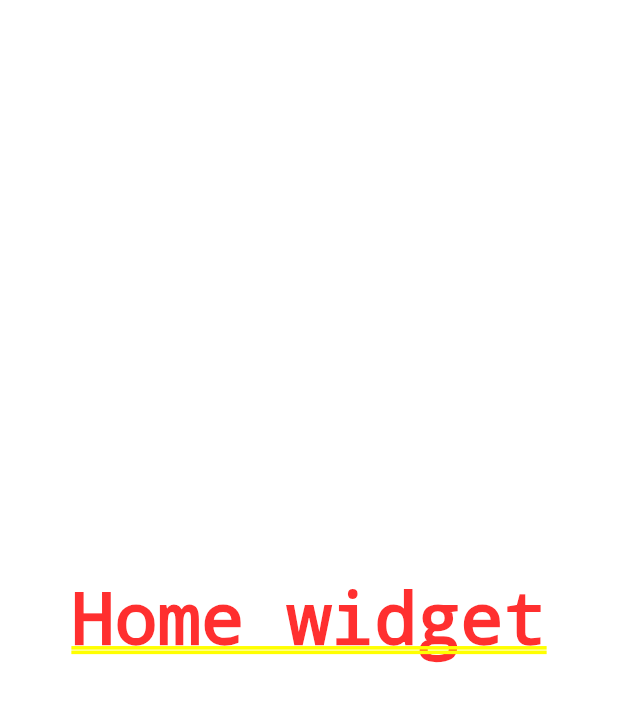
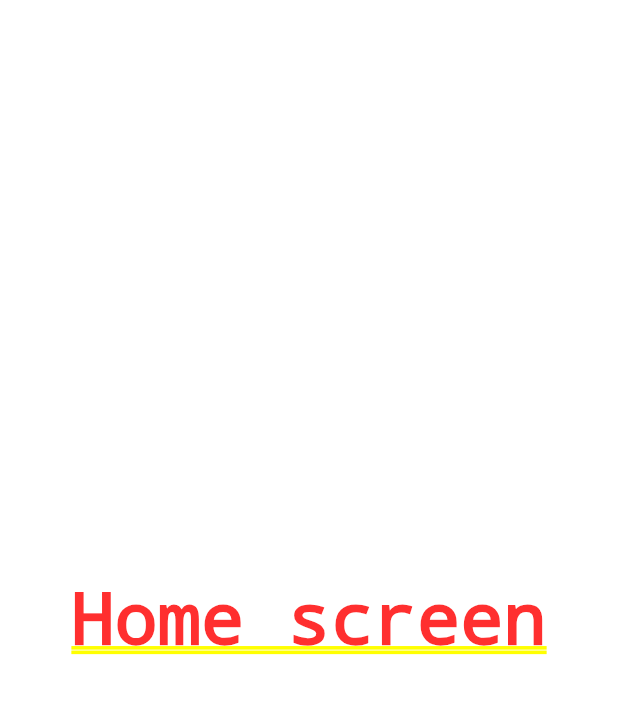
Before and after one commit to Ugizwenayo-Divine/DailyAgenda, a Flutter app: the screen it shows after launch, on a phone screen of 412 x 824 dp. Shown: the top 702 px of the screen. Run offline on Flutter 3.47's test engine with Material 2 defaults, Android fonts, the light colour scheme and no system bars.

```diff
--- a/lib/widgets/home/homeWidget.dart
+++ b/lib/widgets/home/homeWidget.dart
@@ -6,8 +6,9 @@ class HomeWidget extends StatelessWidget {
   @override
   Widget build(BuildContext context) {
     return Container(
+      decoration: BoxDecoration(color: Colors.white),
       child: Center(
-        child: Text("Home widget"),
+        child: Text("Home screen"),
       ),
     );
   }
```
